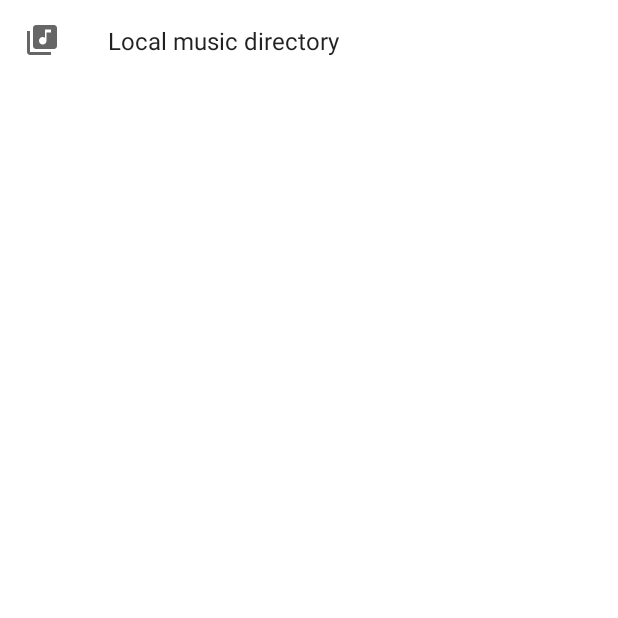
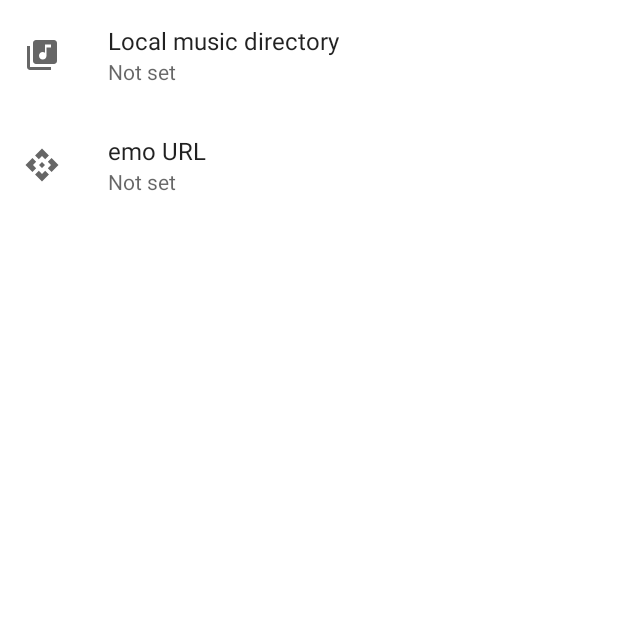
Before and after one commit to 42LoCo42/chibimo, an Android app: the SettingsActivity screen opened directly, with no data from a screen before it, on a phone screen of 412 x 824 dp, the top half of it. Run offline under Robolectric (Android 15) with nearby library versions, the phone set to English and light mode, and no system bars; our stand-ins replace androidx.preference.

Commit message:
Add music library selector & permissions

```diff
--- a/app/src/main/java/forty/two/chibimo/SettingsActivity.kt
+++ b/app/src/main/java/forty/two/chibimo/SettingsActivity.kt
@@ -1,37 +1,47 @@
 package forty.two.chibimo
 
+import android.content.Intent
 import android.net.Uri
 import android.os.Bundle
-import androidx.activity.result.contract.ActivityResultContracts.GetContent
+import android.widget.Toast
 import androidx.activity.result.contract.ActivityResultContracts.OpenDocumentTree
 import androidx.appcompat.app.AppCompatActivity
 import androidx.preference.Preference
 import androidx.preference.PreferenceFragmentCompat
+
+const val MUSIC_DIRECTORY = "musicDirectory"
 
 class SettingsActivity: AppCompatActivity() {
 	override fun onCreate(savedInstanceState: Bundle?) {
 		super.onCreate(savedInstanceState)
 		setContentView(R.layout.settings_activity)
 		if(savedInstanceState == null) {
-			supportFragmentManager
-				.beginTransaction()
-				.replace(R.id.settings, SettingsFragment())
-				.commit()
+			supportFragmentManager.beginTransaction().replace(R.id.settings, SettingsFragment()).commit()
 		}
 		supportActionBar?.setDisplayHomeAsUpEnabled(true)
 	}
 
 	class SettingsFragment: PreferenceFragmentCompat() {
 		private val fileSelector = registerForActivityResult(OpenDocumentTree()) {
-			println(it)
-			preferenceManager.sharedPreferences?.edit()?.putString("musicDirectory", it.toString())
+			context?.contentResolver?.takePersistableUriPermission(it, Intent.FLAG_GRANT_READ_URI_PERMISSION)
+			Toast.makeText(context, it.toString(), Toast.LENGTH_LONG).show()
+			preferenceManager.sharedPreferences?.edit()?.apply {
+				putString(MUSIC_DIRECTORY, it.toString())
+				apply()
+			}
 		}
 
 		override fun onCreatePreferences(savedInstanceState: Bundle?, rootKey: String?) {
 			setPreferencesFromResource(R.xml.root_preferences, rootKey)
-			findPreference<Preference>("musicDirectory")?.setOnPreferenceClickListener {
-				fileSelector.launch(Uri.EMPTY)
-				true
+			findPreference<Preference>(MUSIC_DIRECTORY)?.apply {
+				setOnPreferenceClickListener {
+					fileSelector.launch(Uri.EMPTY)
+					true
+				}
+
+				setSummaryProvider {
+					preferenceManager.sharedPreferences?.getString(MUSIC_DIRECTORY, getString(R.string.not_set))
+				}
 			}
 		}
 	}
--- /dev/null
+++ b/app/src/main/res/drawable/ic_baseline_api_24.xml
@@ -0,0 +1,10 @@
+<vector xmlns:android="http://schemas.android.com/apk/res/android"
+    android:width="24dp"
+    android:height="24dp"
+    android:viewportWidth="24"
+    android:viewportHeight="24"
+    android:tint="?attr/colorControlNormal">
+  <path
+      android:fillColor="@android:color/white"
+      android:pathData="M14,12l-2,2l-2,-2l2,-2L14,12zM12,6l2.12,2.12l2.5,-2.5L12,1L7.38,5.62l2.5,2.5L12,6zM6,12l2.12,-2.12l-2.5,-2.5L1,12l4.62,4.62l2.5,-2.5L6,12zM18,12l-2.12,2.12l2.5,2.5L23,12l-4.62,-4.62l-2.5,2.5L18,12zM12,18l-2.12,-2.12l-2.5,2.5L12,23l4.62,-4.62l-2.5,-2.5L12,18z"/>
+</vector>
--- a/app/src/main/res/values/strings.xml
+++ b/app/src/main/res/values/strings.xml
@@ -16,4 +16,5 @@
 	<string name="attachment_summary_on">Automatically download attachments for incoming emails</string>
 	<string name="attachment_summary_off">Only download attachments when manually requested</string>
 	<string name="settings">Settings</string>
+	<string name="not_set">Not set</string>
 </resources>
--- a/app/src/main/res/xml/root_preferences.xml
+++ b/app/src/main/res/xml/root_preferences.xml
@@ -3,5 +3,13 @@
 	<Preference
 		app:icon="@drawable/ic_baseline_library_music_24"
 		app:key="musicDirectory"
+		app:persistent="true"
 		app:title="Local music directory" />
+	<EditTextPreference
+		android:icon="@drawable/ic_baseline_api_24"
+		android:key="emoURL"
+		android:selectAllOnFocus="true"
+		android:singleLine="true"
+		android:title="emo URL"
+		app:useSimpleSummaryProvider="true" />
 </PreferenceScreen>
```
Also changed, not shown: app/src/main/java/forty/two/chibimo/MainActivity.kt (+42 -0 lines), app/src/main/res/layout/activity_main.xml (+14 -4 lines), app/src/main/AndroidManifest.xml (line endings or trailing spaces).
